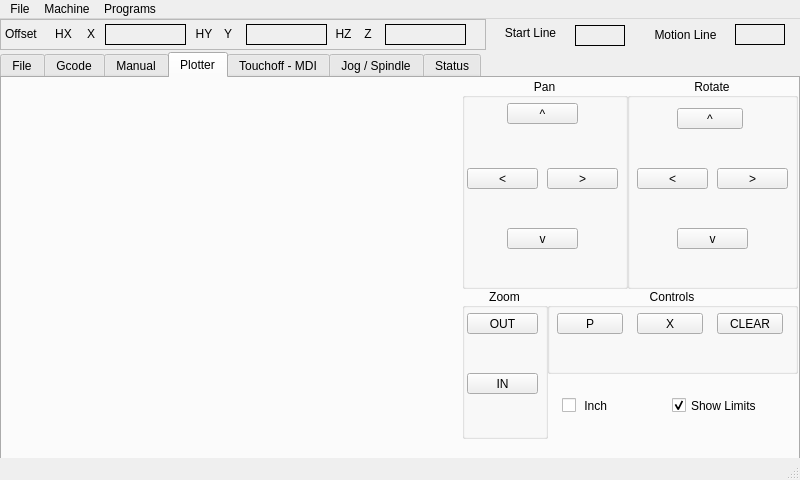
Qt form examples/rpi_mill_3/rpi_mill_3.ui (jethornton/flexgui) before a commit.
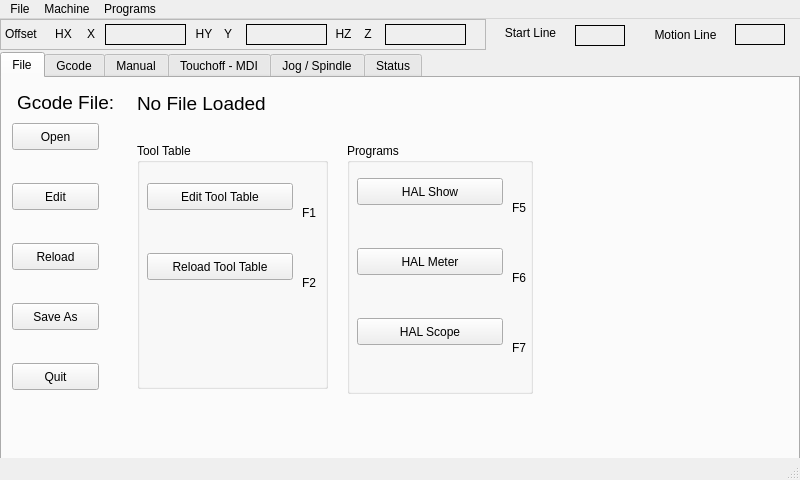
The same form after that commit. The open tabs and pages were chosen to show the change.

Diff of the .ui file:
```diff
--- a/examples/rpi_mill_3/rpi_mill_3.ui
+++ b/examples/rpi_mill_3/rpi_mill_3.ui
@@ -182,9 +182,6 @@
       <property name="title">
        <string>Programs</string>
       </property>
-      <property name="alignment">
-       <set>Qt::AlignCenter</set>
-      </property>
       <widget class="QPushButton" name="hal_scope_pb">
        <property name="geometry">
         <rect>
@@ -227,7 +224,7 @@
       <widget class="QLabel" name="label_20">
        <property name="geometry">
         <rect>
-         <x>160</x>
+         <x>165</x>
          <y>55</y>
          <width>21</width>
          <height>19</height>
@@ -240,7 +237,7 @@
       <widget class="QLabel" name="label_32">
        <property name="geometry">
         <rect>
-         <x>160</x>
+         <x>165</x>
          <y>125</y>
          <width>21</width>
          <height>19</height>
@@ -253,7 +250,7 @@
       <widget class="QLabel" name="label_33">
        <property name="geometry">
         <rect>
-         <x>160</x>
+         <x>165</x>
          <y>195</y>
          <width>21</width>
          <height>19</height>
@@ -276,14 +273,11 @@
       <property name="title">
        <string>Tool Table</string>
       </property>
-      <property name="alignment">
-       <set>Qt::AlignCenter</set>
-      </property>
       <widget class="QPushButton" name="edit_tool_table_pb">
        <property name="geometry">
         <rect>
          <x>10</x>
-         <y>35</y>
+         <y>40</y>
          <width>146</width>
          <height>27</height>
         </rect>
@@ -296,7 +290,7 @@
        <property name="geometry">
         <rect>
          <x>10</x>
-         <y>105</y>
+         <y>110</y>
          <width>146</width>
          <height>27</height>
         </rect>
@@ -309,7 +303,7 @@
        <property name="geometry">
         <rect>
          <x>165</x>
-         <y>55</y>
+         <y>60</y>
          <width>21</width>
          <height>19</height>
         </rect>
@@ -322,7 +316,7 @@
        <property name="geometry">
         <rect>
          <x>165</x>
-         <y>125</y>
+         <y>130</y>
          <width>21</width>
          <height>19</height>
         </rect>
@@ -1233,286 +1227,6 @@
       </property>
      </widget>
     </widget>
-    <widget class="QWidget" name="tab_6">
-     <attribute name="title">
-      <string>Plotter</string>
-     </attribute>
-     <widget class="QCheckBox" name="view_inches_cb">
-      <property name="geometry">
-       <rect>
-        <x>560</x>
-        <y>315</y>
-        <width>71</width>
-        <height>25</height>
-       </rect>
-      </property>
-      <property name="text">
-       <string> Inch</string>
-      </property>
-      <property name="checked">
-       <bool>false</bool>
-      </property>
-     </widget>
-     <widget class="QWidget" name="plot_widget" native="true">
-      <property name="geometry">
-       <rect>
-        <x>10</x>
-        <y>10</y>
-        <width>441</width>
-        <height>366</height>
-       </rect>
-      </property>
-     </widget>
-     <widget class="QCheckBox" name="show_limits_cb">
-      <property name="geometry">
-       <rect>
-        <x>670</x>
-        <y>315</y>
-        <width>106</width>
-        <height>25</height>
-       </rect>
-      </property>
-      <property name="text">
-       <string>Show Limits</string>
-      </property>
-      <property name="checked">
-       <bool>true</bool>
-      </property>
-     </widget>
-     <widget class="QGroupBox" name="groupBox_10">
-      <property name="geometry">
-       <rect>
-        <x>460</x>
-        <y>0</y>
-        <width>166</width>
-        <height>211</height>
-       </rect>
-      </property>
-      <property name="title">
-       <string>Pan</string>
-      </property>
-      <property name="alignment">
-       <set>Qt::AlignCenter</set>
-      </property>
-      <widget class="QPushButton" name="view_pan_up_pb">
-       <property name="geometry">
-        <rect>
-         <x>45</x>
-         <y>25</y>
-         <width>71</width>
-         <height>21</height>
-        </rect>
-       </property>
-       <property name="text">
-        <string>^</string>
-       </property>
-      </widget>
-      <widget class="QPushButton" name="view_pan_left_pb">
-       <property name="geometry">
-        <rect>
-         <x>5</x>
-         <y>90</y>
-         <width>71</width>
-         <height>21</height>
-        </rect>
-       </property>
-       <property name="text">
-        <string>&lt;</string>
-       </property>
-      </widget>
-      <widget class="QPushButton" name="view_pan_right_pb">
-       <property name="geometry">
-        <rect>
-         <x>85</x>
-         <y>90</y>
-         <width>71</width>
-         <height>21</height>
-        </rect>
-       </property>
-       <property name="text">
-        <string>&gt;</string>
-       </property>
-      </widget>
-      <widget class="QPushButton" name="view_pan_down_pb">
-       <property name="geometry">
-        <rect>
-         <x>45</x>
-         <y>150</y>
-         <width>71</width>
-         <height>21</height>
-        </rect>
-       </property>
-       <property name="text">
-        <string>v</string>
-       </property>
-      </widget>
-     </widget>
-     <widget class="QGroupBox" name="groupBox_11">
-      <property name="geometry">
-       <rect>
-        <x>625</x>
-        <y>0</y>
-        <width>171</width>
-        <height>211</height>
-       </rect>
-      </property>
-      <property name="title">
-       <string>Rotate</string>
-      </property>
-      <property name="alignment">
-       <set>Qt::AlignCenter</set>
-      </property>
-      <widget class="QPushButton" name="view_rotate_left_pb">
-       <property name="geometry">
-        <rect>
-         <x>10</x>
-         <y>90</y>
-         <width>71</width>
-         <height>21</height>
-        </rect>
-       </property>
-       <property name="text">
-        <string>&lt;</string>
-       </property>
-      </widget>
-      <widget class="QPushButton" name="view_rotate_right_pb">
-       <property name="geometry">
-        <rect>
-         <x>90</x>
-         <y>90</y>
-         <width>71</width>
-         <height>21</height>
-        </rect>
-       </property>
-       <property name="text">
-        <string>&gt;</string>
-       </property>
-      </widget>
-      <widget class="QPushButton" name="view_rotate_up_pb">
-       <property name="geometry">
-        <rect>
-         <x>50</x>
-         <y>30</y>
-         <width>66</width>
-         <height>21</height>
-        </rect>
-       </property>
-       <property name="text">
-        <string>^</string>
-       </property>
-      </widget>
-      <widget class="QPushButton" name="view_rotate_down_pb">
-       <property name="geometry">
-        <rect>
-         <x>50</x>
-         <y>150</y>
-         <width>71</width>
-         <height>21</height>
-        </rect>
-       </property>
-       <property name="text">
-        <string>v</string>
-       </property>
-      </widget>
-     </widget>
-     <widget class="QGroupBox" name="groupBox_14">
-      <property name="geometry">
-       <rect>
-        <x>460</x>
-        <y>210</y>
-        <width>86</width>
-        <height>151</height>
-       </rect>
-      </property>
-      <property name="title">
-       <string>Zoom</string>
-      </property>
-      <property name="alignment">
-       <set>Qt::AlignCenter</set>
-      </property>
-      <widget class="QPushButton" name="view_zoom_out_pb">
-       <property name="geometry">
-        <rect>
-         <x>5</x>
-         <y>25</y>
-         <width>71</width>
-         <height>21</height>
-        </rect>
-       </property>
-       <property name="text">
-        <string>OUT</string>
-       </property>
-      </widget>
-      <widget class="QPushButton" name="view_zoom_in_pb">
-       <property name="geometry">
-        <rect>
-         <x>5</x>
-         <y>85</y>
-         <width>71</width>
-         <height>21</height>
-        </rect>
-       </property>
-       <property name="text">
-        <string>IN</string>
-       </property>
-      </widget>
-     </widget>
-     <widget class="QGroupBox" name="groupBox_16">
-      <property name="geometry">
-       <rect>
-        <x>545</x>
-        <y>210</y>
-        <width>251</width>
-        <height>86</height>
-       </rect>
-      </property>
-      <property name="title">
-       <string>Controls</string>
-      </property>
-      <property name="alignment">
-       <set>Qt::AlignCenter</set>
-      </property>
-      <widget class="QPushButton" name="view_clear_pb">
-       <property name="geometry">
-        <rect>
-         <x>170</x>
-         <y>25</y>
-         <width>66</width>
-         <height>21</height>
-        </rect>
-       </property>
-       <property name="text">
-        <string>CLEAR</string>
-       </property>
-      </widget>
-      <widget class="QPushButton" name="view_p_pb">
-       <property name="geometry">
-        <rect>
-         <x>10</x>
-         <y>25</y>
-         <width>66</width>
-         <height>21</height>
-        </rect>
-       </property>
-       <property name="text">
-        <string>P</string>
-       </property>
-      </widget>
-      <widget class="QPushButton" name="view_x_pb">
-       <property name="geometry">
-        <rect>
-         <x>90</x>
-         <y>25</y>
-         <width>66</width>
-         <height>21</height>
-        </rect>
-       </property>
-       <property name="text">
-        <string>X</string>
-       </property>
-      </widget>
-     </widget>
-    </widget>
     <widget class="QWidget" name="tab_3">
      <attribute name="title">
       <string>Touchoff - MDI</string>
```
Left out of the diff: 37 changed lines with no effect on the pictures.
